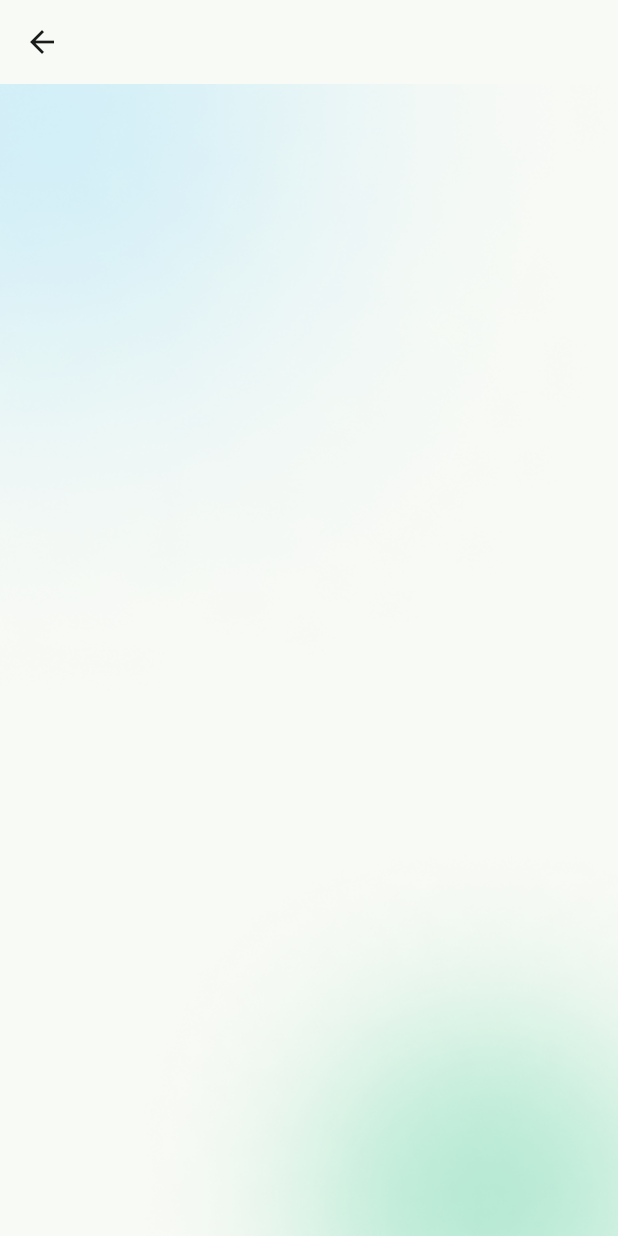
After one commit to majidfathi69/DoctorHunt, a Flutter app: the DoctorDetailsView screen opened by its route, on a phone screen of 412 x 824 dp. The commit adds this screen. Run offline on Flutter 3.47's test engine with Material 2 defaults, Android fonts, the phone set to English and light mode, and no system bars; our stand-ins replace get.

Commit message:
layout 12_Doctor details screen

```diff
--- /dev/null
+++ b/lib/app/modules/doctor_details/bindings/doctor_details_binding.dart
@@ -0,0 +1,10 @@
+import 'package:get/get.dart';
+
+import '../controllers/doctor_details_controller.dart';
+
+class DoctorDetailsBinding extends Bindings {
+  @override
+  void dependencies() {
+    Get.lazyPut<DoctorDetailsController>(() => DoctorDetailsController());
+  }
+}
--- /dev/null
+++ b/lib/app/modules/doctor_details/controllers/doctor_details_controller.dart
@@ -0,0 +1,3 @@
+import 'package:get/get.dart';
+
+class DoctorDetailsController extends GetxController{}
--- /dev/null
+++ b/lib/app/modules/doctor_details/views/doctor_details_view.dart
@@ -0,0 +1,74 @@
+import 'package:flutter/material.dart';
+import 'package:get/get.dart';
+
+import '../controllers/doctor_details_controller.dart';
+
+class DoctorDetailsView extends GetView<DoctorDetailsController> {
+  const DoctorDetailsView({super.key});
+
+  @override
+  Widget build(BuildContext context) {
+    return Scaffold(
+      body: Container(
+        decoration: const BoxDecoration(
+          image: DecorationImage(
+            image: AssetImage("lib/assets/image/background.png"),
+            fit: BoxFit.cover,
+          ),
+        ),
+        child: ListView(
+          children: const [
+            // DoctorDetails(),
+            SizedBox(height: 25),
+            // DoctorState(),
+            SizedBox(height: 25),
+            // ServicesDescription(),
+            SizedBox(height: 30),
+            // MapWidget(),
+          ],
+        ),
+      ),
+      appBar: AppBar(),
+    );
+  }
+}
+
+class MapWidget extends StatelessWidget {
+  const MapWidget({super.key});
+
+  @override
+  Widget build(BuildContext context) {
+    // TODO: implement build
+    throw UnimplementedError();
+  }
+}
+
+class ServicesDescription extends StatelessWidget {
+  const ServicesDescription({super.key});
+
+  @override
+  Widget build(BuildContext context) {
+    // TODO: implement build
+    throw UnimplementedError();
+  }
+}
+
+class DoctorState extends StatelessWidget {
+  const DoctorState({super.key});
+
+  @override
+  Widget build(BuildContext context) {
+    // TODO: implement build
+    throw UnimplementedError();
+  }
+}
+
+class DoctorDetails extends StatelessWidget {
+  const DoctorDetails({super.key});
+
+  @override
+  Widget build(BuildContext context) {
+    // TODO: implement build
+    throw UnconstrainedBox();
+  }
+}
--- a/lib/app/modules/root/views/root_view.dart
+++ b/lib/app/modules/root/views/root_view.dart
@@ -15,7 +15,7 @@ class RootView extends GetView<RootController> {
           // drawer: DrawerWidget(),
 
           body: GetRouterOutlet(
-            initialRoute: Routes.ONBOARDING,
+            initialRoute: Routes.DOCTOR_DETAILS,
             anchorRoute: '/',
           ),
         );
--- a/lib/routes/app_pages.dart
+++ b/lib/routes/app_pages.dart
@@ -1,5 +1,7 @@
 import 'package:get/get.dart';
 
+import '../app/modules/doctor_details/bindings/doctor_details_binding.dart';
+import '../app/modules/doctor_details/views/doctor_details_view.dart';
 import '../app/modules/onBoarding/onboarding_screen.dart';
 import '../app/modules/root/bindings/root_binding.dart';
 import '../app/modules/root/views/root_view.dart';
@@ -34,6 +36,11 @@ class AppPages {
             ),
           ],
         ),
+        GetPage(
+          name: _Paths.DOCTOR_DETAILS,
+          page: () => const DoctorDetailsView(),
+          binding: DoctorDetailsBinding(),
+        )
       ],
     ),
   ];
--- a/lib/routes/app_routes.dart
+++ b/lib/routes/app_routes.dart
@@ -1,3 +1,5 @@
+// ignore_for_file: constant_identifier_names
+
 part of 'app_pages.dart';
 
 abstract class Routes {
@@ -6,10 +8,13 @@ abstract class Routes {
   static const ONBOARDING = _Paths.ONBOARDING;
   static const ONBOARDING_TWO = ONBOARDING + _Paths.ONBOARDING_TWO;
   static const ONBOARDING_THREE = ONBOARDING_TWO + _Paths.ONBOARDING_THREE;
+
+  static const DOCTOR_DETAILS = _Paths.DOCTOR_DETAILS;
 }
 
 abstract class _Paths {
   static const ONBOARDING = '/onboarding';
   static const ONBOARDING_TWO = '/onboarding_two';
   static const ONBOARDING_THREE = '/onboarding_three';
+  static const DOCTOR_DETAILS = '/doctor_details';
 }
```
Also changed, not shown: lib/assets/image/background.png (added).
